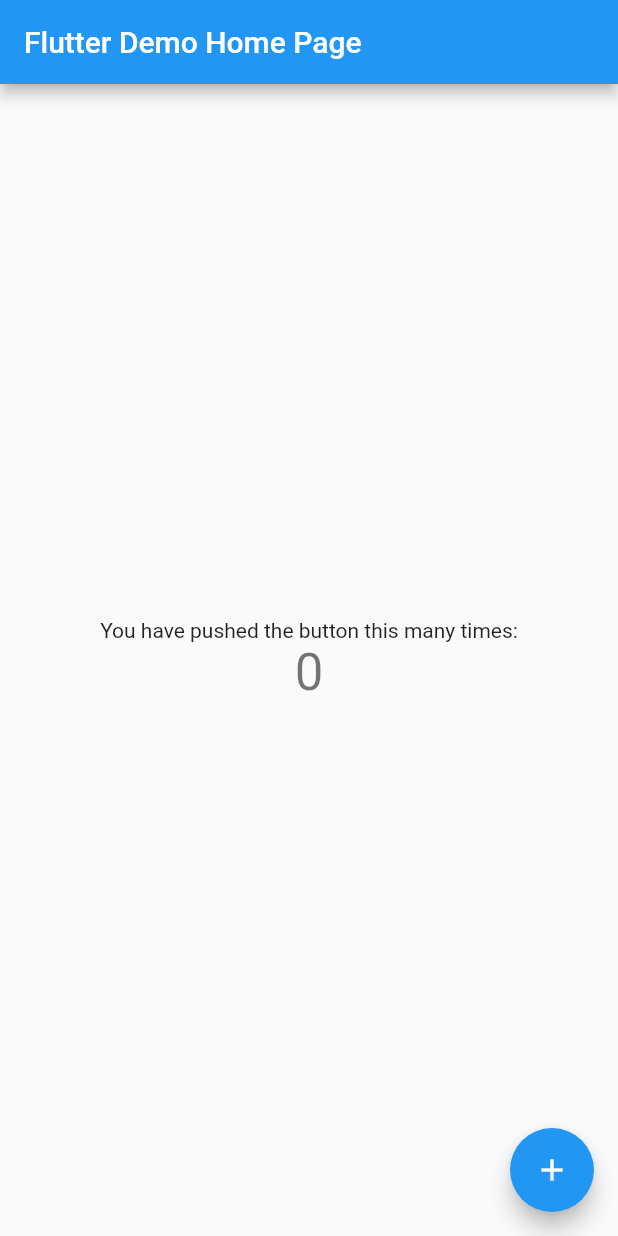
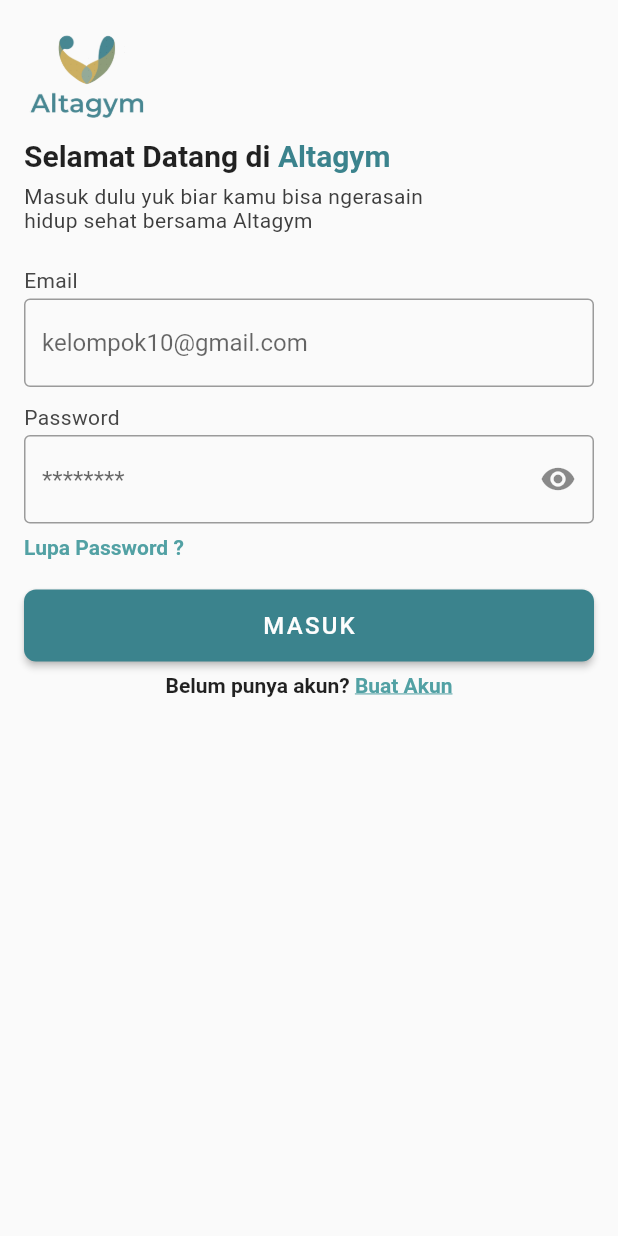
Before and after one commit to Group10CapstoneProject/Flutter, a Flutter app: the screen it shows after launch, on a phone screen of 412 x 824 dp. Run offline on Flutter 3.47's test engine with Material 2 defaults, Android fonts, the phone set to English and light mode, and no system bars; our stand-ins replace google_fonts.

Commit message:
menambahkan tampilan login

```diff
--- a/lib/main.dart
+++ b/lib/main.dart
@@ -1,3 +1,4 @@
+import 'package:capstone_alterra_flutter/screen/auth/login_page.dart';
 import 'package:flutter/material.dart';
 
 void main() {
@@ -7,109 +8,11 @@
 class MyApp extends StatelessWidget {
   const MyApp({super.key});
 
-  // This widget is the root of your application.
   @override
   Widget build(BuildContext context) {
-    return MaterialApp(
-      title: 'Flutter Demo',
-      theme: ThemeData(
-        // This is the theme of your application.
-        //
-        // Try running your application with "flutter run". You'll see the
-        // application has a blue toolbar. Then, without quitting the app, try
-        // changing the primarySwatch below to Colors.green and then invoke
-        // "hot reload" (press "r" in the console where you ran "flutter run",
-        // or simply save your changes to "hot reload" in a Flutter IDE).
-        // Notice that the counter didn't reset back to zero; the application
-        // is not restarted.
-        primarySwatch: Colors.blue,
-      ),
-      home: const MyHomePage(title: 'Flutter Demo Home Page'),
+    return const MaterialApp(
+      debugShowCheckedModeBanner: false,
+      home: LoginPage(),
     );
   }
 }
-
-class MyHomePage extends StatefulWidget {
-  const MyHomePage({super.key, required this.title});
-
-  // This widget is the home page of your application. It is stateful, meaning
-  // that it has a State object (defined below) that contains fields that affect
-  // how it looks.
-
-  // This class is the configuration for the state. It holds the values (in this
-  // case the title) provided by the parent (in this case the App widget) and
-  // used by the build method of the State. Fields in a Widget subclass are
-  // always marked "final".
-
-  final String title;
-
-  @override
-  State<MyHomePage> createState() => _MyHomePageState();
-}
-
-class _MyHomePageState extends State<MyHomePage> {
-  int _counter = 0;
-
-  void _incrementCounter() {
-    setState(() {
-      // This call to setState tells the Flutter framework that something has
-      // changed in this State, which causes it to rerun the build method below
-      // so that the display can reflect the updated values. If we changed
-      // _counter without calling setState(), then the build method would not be
-      // called again, and so nothing would appear to happen.
-      _counter++;
-    });
-  }
-
-  @override
-  Widget build(BuildContext context) {
-    // This method is rerun every time setState is called, for instance as done
-    // by the _incrementCounter method above.
-    //
-    // The Flutter framework has been optimized to make rerunning build methods
-    // fast, so that you can just rebuild anything that needs updating rather
-    // than having to individually change instances of widgets.
-    return Scaffold(
-      appBar: AppBar(
-        // Here we take the value from the MyHomePage object that was created by
-        // the App.build method, and use it to set our appbar title.
-        title: Text(widget.title),
-      ),
-      body: Center(
-        // Center is a layout widget. It takes a single child and positions it
-        // in the middle of the parent.
-        child: Column(
-          // Column is also a layout widget. It takes a list of children and
-          // arranges them vertically. By default, it sizes itself to fit its
-          // children horizontally, and tries to be as tall as its parent.
-          //
-          // Invoke "debug painting" (press "p" in the console, choose the
-          // "Toggle Debug Paint" action from the Flutter Inspector in Android
-          // Studio, or the "Toggle Debug Paint" command in Visual Studio Code)
-          // to see the wireframe for each widget.
-          //
-          // Column has various properties to control how it sizes itself and
-          // how it positions its children. Here we use mainAxisAlignment to
-          // center the children vertically; the main axis here is the vertical
-          // axis because Columns are vertical (the cross axis would be
-          // horizontal).
-          mainAxisAlignment: MainAxisAlignment.center,
-          children: <Widget>[
-            const Text(
-              'You have pushed the button this many times:',
-            ),
-            Text(
-              '$_counter',
-              style: Theme.of(context).textTheme.headline4,
-            ),
-          ],
-        ),
-      ),
-      floatingActionButton: FloatingActionButton(
-        onPressed: _incrementCounter,
-        tooltip: 'Increment',
-        child: const Icon(Icons.add),
-      ), // This trailing comma makes auto-formatting nicer for build methods.
-    );
-  }
-}
--- /dev/null
+++ b/lib/screen/auth/login_page.dart
@@ -0,0 +1,194 @@
+import 'package:capstone_alterra_flutter/styles/theme.dart';
+import 'package:flutter/material.dart';
+
+class LoginPage extends StatefulWidget {
+  const LoginPage({super.key});
+
+  @override
+  State<LoginPage> createState() => _LoginPageState();
+}
+
+class _LoginPageState extends State<LoginPage> {
+  final formKey = GlobalKey<FormState>();
+  final _emailController = TextEditingController();
+  final _passwordController = TextEditingController();
+
+  bool _obscureText = true;
+
+  @override
+  void dispose() {
+    _emailController.dispose();
+    _passwordController.dispose();
+    super.dispose();
+  }
+
+  @override
+  Widget build(BuildContext context) {
+    return Scaffold(
+      body: SafeArea(
+        child: Form(
+          key: formKey,
+          child: ListView(
+            padding: const EdgeInsets.symmetric(horizontal: 16.0),
+            children: [
+              Container(
+                margin: const EdgeInsets.only(top: 20),
+                alignment: Alignment.topLeft,
+                child: const Image(
+                  image: AssetImage('assets/logo.png'),
+                  height: 62,
+                  width: 84,
+                ),
+              ),
+              Container(
+                margin: const EdgeInsets.only(top: 10),
+                child: Text.rich(
+                  TextSpan(
+                    text: 'Selamat Datang di',
+                    style: kHeading6,
+                    children: [
+                      TextSpan(
+                        text: ' Altagym',
+                        style: kHeading6.copyWith(color: primaryDark),
+                      ),
+                    ],
+                  ),
+                ),
+              ),
+              const SizedBox(
+                height: 8,
+              ),
+              Text(
+                  'Masuk dulu yuk biar kamu bisa ngerasain\nhidup sehat bersama Altagym',
+                  style: kBody2),
+              const SizedBox(
+                height: 24.0,
+              ),
+              Container(
+                margin: const EdgeInsets.only(bottom: 12),
+                child: Column(
+                  crossAxisAlignment: CrossAxisAlignment.start,
+                  children: [
+                    Text(
+                      'Email',
+                      style: kSubtitle,
+                    ),
+                    const SizedBox(
+                      height: 4.0,
+                    ),
+                    TextFormField(
+                      controller: _emailController,
+                      keyboardType: TextInputType.emailAddress,
+                      textInputAction: TextInputAction.next,
+                      decoration: InputDecoration(
+                          border: OutlineInputBorder(
+                              borderRadius: BorderRadius.circular(4.0)),
+                          focusedBorder: OutlineInputBorder(
+                              borderRadius: BorderRadius.circular(4.0)),
+                          hintText: 'kelompok10@gmail.com'),
+                      validator: (value) {
+                        if (value!.isEmpty) {
+                          return 'Masukan Email!';
+                        } else {
+                          return null;
+                        }
+                      },
+                    ),
+                  ],
+                ),
+              ),
+              Container(
+                margin: const EdgeInsets.only(bottom: 8),
+                child: Column(
+                  crossAxisAlignment: CrossAxisAlignment.start,
+                  children: [
+                    Text(
+                      'Password',
+                      style: kSubtitle,
+                    ),
+                    const SizedBox(
+                      height: 4.0,
+                    ),
+                    TextFormField(
+                      controller: _passwordController,
+                      obscureText: _obscureText,
+                      textInputAction: TextInputAction.done,
+                      decoration: InputDecoration(
+                          border: OutlineInputBorder(
+                              borderRadius: BorderRadius.circular(4.0)),
+                          focusedBorder: OutlineInputBorder(
+                              borderRadius: BorderRadius.circular(4.0)),
+                          suffixIcon: IconButton(
+                              onPressed: () {
+                                setState(() {
+                                  _obscureText = !_obscureText;
+                                });
+                              },
+                              icon: Icon(_obscureText
+                                  ? Icons.visibility
+                                  : Icons.visibility_off)),
+                          hintText: '********'),
+                      validator: (value) {
+                        if (value!.isEmpty) {
+                          return 'Masukan Password!';
+                        } else {
+                          return null;
+                        }
+                      },
+                    )
+                  ],
+                ),
+              ),
+              Text(
+                'Lupa Password ?',
+                style: kSubtitle2.copyWith(color: primaryBase),
+              ),
+              const SizedBox(
+                height: 20.0,
+              ),
+              MaterialButton(
+                color: primaryDark,
+                height: 48,
+                shape: RoundedRectangleBorder(
+                  borderRadius: BorderRadius.circular(8),
+                ),
+                onPressed: () {
+                  if (formKey.currentState!.validate()) {
+                    ScaffoldMessenger.of(context).showSnackBar(
+                      const SnackBar(
+                        content: Text('Data Tersimpan'),
+                      ),
+                    );
+                  }
+                },
+                child: Text(
+                  'MASUK',
+                  style: kHeading7,
+                ),
+              ),
+              const SizedBox(
+                height: 8.0,
+              ),
+              Row(
+                mainAxisAlignment: MainAxisAlignment.center,
+                children: [
+                  Text(
+                    'Belum punya akun? ',
+                    style: kSubtitle2,
+                  ),
+                  GestureDetector(
+                    onTap: () {},
+                    child: Text('Buat Akun',
+                        style: kSubtitle2.copyWith(
+                            color: primaryBase,
+                            decoration: TextDecoration.underline)),
+                  ),
+                ],
+              )
+            ],
+          ),
+        ),
+      ),
+    );
+  }
+}
--- /dev/null
+++ b/lib/styles/theme.dart
@@ -0,0 +1,21 @@
+import 'package:flutter/material.dart';
+import 'package:google_fonts/google_fonts.dart';
+
+Color primaryDark = const Color(0xFF3B838D);
+Color primaryBase = const Color(0xFF52A1A4);
+Color blackLighter = const Color(0xFF3D3D3D);
+Color blackColor = const Color(0xFF000000);
+Color whiteBase = const Color(0xFFFDFDFD);
+Color subtitle = const Color(0xFF464646);
+
+TextStyle kSubtitle2 =
+    GoogleFonts.roboto(fontSize: 14, fontWeight: FontWeight.bold);
+TextStyle kHeading6 =
+    GoogleFonts.roboto(fontSize: 20, fontWeight: FontWeight.bold);
+
+final TextStyle kBody2 =
+    GoogleFonts.roboto(fontSize: 14, color: blackLighter, letterSpacing: 0.25);
+final TextStyle kHeading7 =
+    GoogleFonts.roboto(color: whiteBase, fontSize: 16, letterSpacing: 1.5);
+final TextStyle kSubtitle =
+    GoogleFonts.roboto(fontSize: 14, color: subtitle, letterSpacing: 0.25);
--- a/pubspec.yaml
+++ b/pubspec.yaml
@@ -36,6 +36,7 @@
   # The following adds the Cupertino Icons font to your application.
   # Use with the CupertinoIcons class for iOS style icons.
   cupertino_icons: ^1.0.2
+  google_fonts: ^3.0.1
 
 dev_dependencies:
   flutter_test:
@@ -60,8 +61,8 @@
   uses-material-design: true
 
   # To add assets to your application, add an assets section, like this:
-  # assets:
-  #   - images/a_dot_burr.jpeg
+  assets:
+    - assets/
   #   - images/a_dot_ham.jpeg
 
   # An image asset can refer to one or more resolution-specific "variants", see
```
Also changed, not shown: assets/logo.png (added), pubspec.lock, 1 other file.
